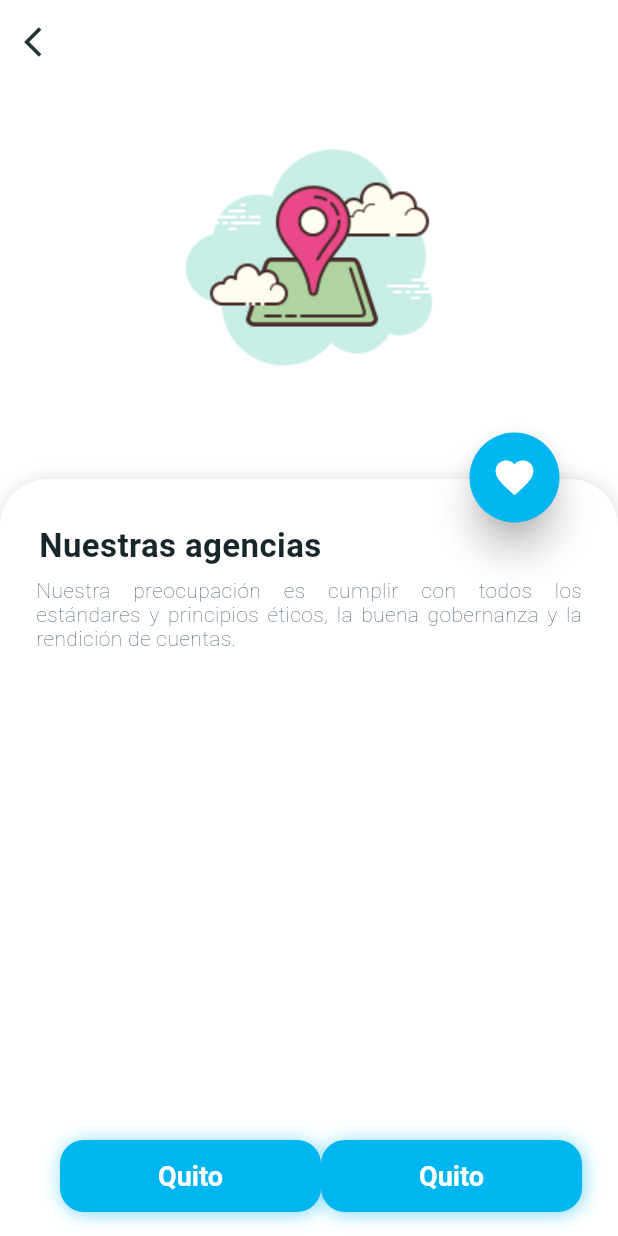
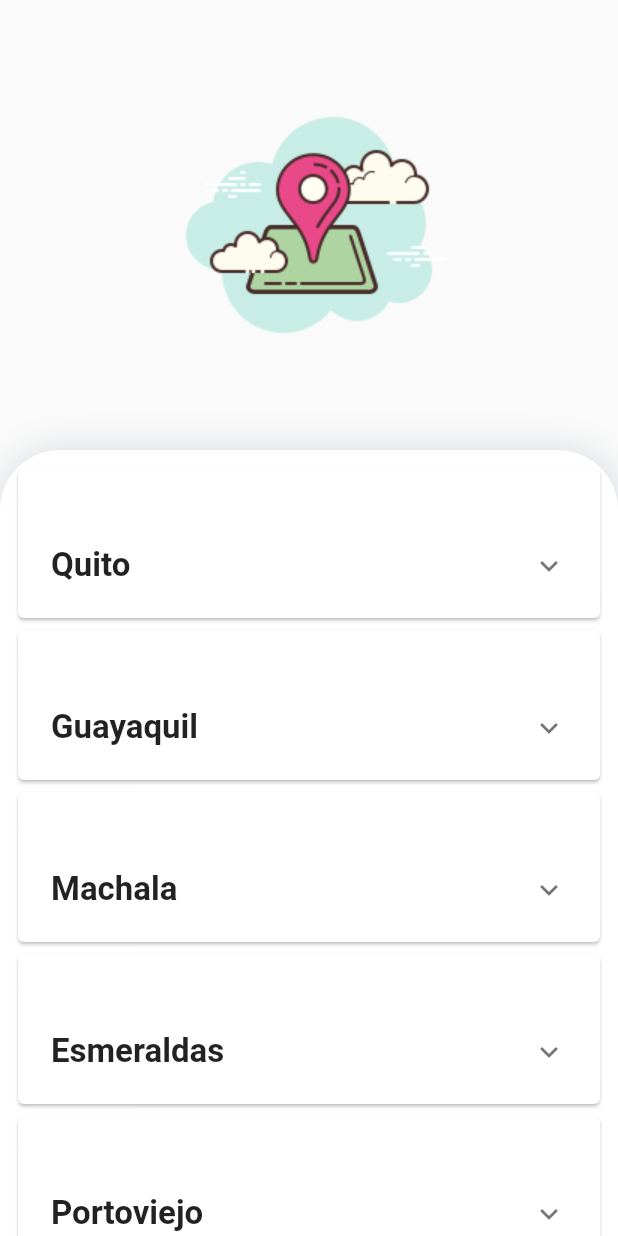
Before and after one commit to cristhianviera1/Kimirina_app_movil, a Flutter app: the AgenciesScreen screen opened by its route, on a phone screen of 412 x 824 dp. Run offline on Flutter 3.47's test engine with Material 2 defaults, Android fonts, the phone set to English and light mode, and no system bars; our stand-ins replace auto_size_text, cached_network_image, flare_flutter, flutter_form_builder, font_awesome_flutter, rflutter_alert and 1 more; missing offline and left inert: fancy_dialog, intro_views_flutter; accounts and stored records are empty.

Commit message:
fix bugs

```diff
--- a/lib/routes/router.dart
+++ b/lib/routes/router.dart
@@ -1,7 +1,8 @@
 import 'package:flutter/material.dart';
 import 'package:kimirina_app/navBar/navBar.dart';
 import 'package:kimirina_app/routes/routes.dart';
-import 'package:kimirina_app/screens/agencies/agencias_page.dart';
+import 'package:kimirina_app/screens/agencies/test.dart';
+//import 'package:kimirina_app/screens/agencies/agencias_page.dart';
 import 'package:kimirina_app/screens/carrusel/carrusel_page.dart';
 import 'package:kimirina_app/screens/chat/chat_details_page.dart';
 import 'package:kimirina_app/screens/chat/chat_page.dart';
--- a/lib/screens/agencies/agencias_page.dart
+++ b/lib/screens/agencies/agencias_page.dart
@@ -61,7 +61,7 @@ class _AgenciesScreen extends State<AgenciesScreen>
               ],
             ),
             Positioned(
-              top: (MediaQuery.of(context).size.width / 1.2) - 24.0,
+              top: (MediaQuery.of(context).size.width / 1.2) - 100.0,
               bottom: 0,
               left: 0,
               right: 0,
--- /dev/null
+++ b/lib/screens/agencies/test.dart
@@ -0,0 +1,228 @@
+import 'package:flutter/material.dart';
+import 'package:kimirina_app/colors/colors.dart';
+
+import 'design_course_app_theme.dart';
+
+class AgenciesScreen extends StatelessWidget {
+  @override
+  Widget build(BuildContext context) {
+    final _card1 = Card(
+      child: Padding(
+        padding: EdgeInsets.only(top: 36.0, left: 6.0, right: 6.0, bottom: 6.0),
+        child: ExpansionTile(
+          title: Text(
+            'Quito',
+            style: styleTextQuestions,
+          ),
+          children: <Widget>[
+            Image.asset("assets/images/mapKimirina.png"),
+            SizedBox(height: 10),
+            Text(
+                'Lorem ipsum dolor sit amet, consectetur adipiscing elit. Donec dapibus tincidunt bibendum. Maecenas eu viverra orci. Duis diam leo, porta at justo vitae, euismod aliquam nulla.'),
+          ],
+        ),
+      ),
+    );
+    final _card2 = Card(
+      child: Padding(
+        padding: EdgeInsets.only(top: 36.0, left: 6.0, right: 6.0, bottom: 6.0),
+        child: ExpansionTile(
+          title: Text(
+            'Guayaquil',
+            style: styleTextQuestions,
+          ),
+          children: <Widget>[
+            Image.asset("assets/images/mapKimirina.png"),
+            SizedBox(height: 10),
+            Text(
+                'Lorem ipsum dolor sit amet, consectetur adipiscing elit. Donec dapibus tincidunt bibendum. Maecenas eu viverra orci. Duis diam leo, porta at justo vitae, euismod aliquam nulla.'),
+          ],
+        ),
+      ),
+    );
+    final _card3 = Card(
+      child: Padding(
+        padding: EdgeInsets.only(top: 36.0, left: 6.0, right: 6.0, bottom: 6.0),
+        child: ExpansionTile(
+          title: Text(
+            'Machala',
+            style: styleTextQuestions,
+          ),
+          initiallyExpanded: false,
+          children: <Widget>[
+            Image.asset("assets/images/mapKimirina.png"),
+            SizedBox(height: 10),
+            Text(
+                'Lorem ipsum dolor sit amet, consectetur adipiscing elit. Donec dapibus tincidunt bibendum. Maecenas eu viverra orci. Duis diam leo, porta at justo vitae, euismod aliquam nulla.'),
+          ],
+        ),
+      ),
+    );
+    final _card4 = Card(
+      child: Padding(
+        padding: EdgeInsets.only(top: 36.0, left: 6.0, right: 6.0, bottom: 6.0),
+        child: ExpansionTile(
+          title: Text(
+            'Esmeraldas',
+            style: styleTextQuestions,
+          ),
+          children: <Widget>[
+            Image.asset("assets/images/mapKimirina.png"),
+            SizedBox(height: 10),
+            Text(
+                'Lorem ipsum dolor sit amet, consectetur adipiscing elit. Donec dapibus tincidunt bibendum. Maecenas eu viverra orci. Duis diam leo, porta at justo vitae, euismod aliquam nulla.'),
+          ],
+        ),
+      ),
+    );
+    final _card5 = Card(
+      child: Padding(
+        padding: EdgeInsets.only(top: 36.0, left: 6.0, right: 6.0, bottom: 6.0),
+        child: ExpansionTile(
+          title: Text(
+            'Portoviejo',
+            style: styleTextQuestions,
+          ),
+          children: <Widget>[
+            Image.asset("assets/images/mapKimirina.png"),
+            SizedBox(height: 10),
+            Text(
+                'Lorem ipsum dolor sit amet, consectetur adipiscing elit. Donec dapibus tincidunt bibendum. Maecenas eu viverra orci. Duis diam leo, porta at justo vitae, euismod aliquam nulla.'),
+          ],
+        ),
+      ),
+    );
+    final _card6 = Card(
+      child: Padding(
+        padding: EdgeInsets.only(top: 36.0, left: 6.0, right: 6.0, bottom: 6.0),
+        child: ExpansionTile(
+          title: Text(
+            'Santo Domingo',
+            style: styleTextQuestions,
+          ),
+          children: <Widget>[
+            Image.asset("assets/images/mapKimirina.png"),
+            SizedBox(height: 10),
+            Text(
+                'Lorem ipsum dolor sit amet, consectetur adipiscing elit. Donec dapibus tincidunt bibendum. Maecenas eu viverra orci. Duis diam leo, porta at justo vitae, euismod aliquam nulla.'),
+          ],
+        ),
+      ),
+    );
+    final _card7 = Card(
+      child: Padding(
+        padding: EdgeInsets.only(top: 36.0, left: 6.0, right: 6.0, bottom: 6.0),
+        child: ExpansionTile(
+          title: Text(
+            'Santa Elena',
+            style: styleTextQuestions,
+          ),
+          children: <Widget>[
+            Image.asset("assets/images/mapKimirina.png"),
+            SizedBox(height: 10),
+            Text(
+                'Lorem ipsum dolor sit amet, consectetur adipiscing elit. Donec dapibus tincidunt bibendum. Maecenas eu viverra orci. Duis diam leo, porta at justo vitae, euismod aliquam nulla.'),
+          ],
+        ),
+      ),
+    );
+    final double tempHeight = MediaQuery.of(context).size.height -
+        (MediaQuery.of(context).size.width / 1.2) +
+        24.0;
+    final double infoHeight = 364.0;
+    final _card0 = Container(
+      decoration: BoxDecoration(
+        color: DesignCourseAppTheme.nearlyWhite,
+        borderRadius: const BorderRadius.only(
+            topLeft: Radius.circular(40.0), topRight: Radius.circular(40.0)),
+        boxShadow: <BoxShadow>[
+          BoxShadow(
+              color: DesignCourseAppTheme.grey.withOpacity(0.2),
+              offset: const Offset(1.1, 1.1),
+              blurRadius: 20.0),
+        ],
+      ),
+      child: Padding(
+        padding: const EdgeInsets.only(left: 8, right: 8),
+        child: SingleChildScrollView(
+          child: Container(
+            constraints: BoxConstraints(
+                minHeight: infoHeight, maxHeight: double.infinity),
+            child: Column(
+              mainAxisAlignment: MainAxisAlignment.center,
+              crossAxisAlignment: CrossAxisAlignment.start,
+              children: <Widget>[
+                SizedBox(
+                  height: 8,
+                ),
+                _card1,
+                _card2,
+                _card3,
+                _card4,
+                _card5,
+                _card6,
+                _card7
+              ],
+            ),
+          ),
+        ),
+      ),
+    );
+    final List<Widget> _listOfAgencies = [
+      _card0,
+    ];
+    return SafeArea(
+      child: Material(
+        child: CustomScrollView(
+          slivers: [
+            SliverPersistentHeader(
+              delegate: MySliverAppBar(expandedHeight: 300),
+              pinned: true,
+            ),
+            SliverList(
+              delegate: SliverChildListDelegate(_listOfAgencies),
+            )
+          ],
+        ),
+      ),
+    );
+  }
+}
+
+class MySliverAppBar extends SliverPersistentHeaderDelegate {
+  final double expandedHeight;
+
+  MySliverAppBar({@required this.expandedHeight});
+
+  @override
+  Widget build(
+      BuildContext context, double shrinkOffset, bool overlapsContent) {
+    return Stack(
+      fit: StackFit.expand,
+      overflow: Overflow.visible,
+      children: [
+        Image.asset('assets/images/address.png'),
+        Center(
+          child: Opacity(
+              opacity: shrinkOffset / expandedHeight,
+              child: Container(
+                child: AppBar(
+                  title: Text("Nuestras Agencias"),
+                  centerTitle: true,
+                  backgroundColor: naranja,
+                ),
+              )),
+        ),
+      ],
+    );
+  }
+
+  @override
+  double get maxExtent => expandedHeight;
+
+  @override
+  double get minExtent => kToolbarHeight;
+
+  @override
+  bool shouldRebuild(SliverPersistentHeaderDelegate oldDelegate) => true;
+}
--- a/lib/screens/product/produt_page.dart
+++ b/lib/screens/product/produt_page.dart
@@ -8,7 +8,6 @@ import 'package:kimirina_app/routes/routes.dart';
 
 class ProductScreen extends StatefulWidget {
   ProductScreen({Key key}) : super(key: key);
-  static final String path = "lib/src/pages/lists/list2.dart";
 
   _ProductScreen createState() => _ProductScreen();
 }
@@ -133,7 +132,7 @@ class _ProductScreen extends State<ProductScreen> {
   Widget buildList(BuildContext context, int index) {
     return GestureDetector(
       onTap: () {
-        showQuestionViH(context);
+        Navigator.of(context).pushNamed(productDetaisViewRoute);
       },
       child: Container(
         decoration: BoxDecoration(
```
Also changed, not shown: lib/navBar/navBar.dart (+5 -3 lines), lib/screens/chat/chat_details_page.dart (+37 -42 lines), lib/screens/chat/chat_page.dart (+8 -42 lines), lib/screens/product/product_details.dart (+2 -8 lines).
